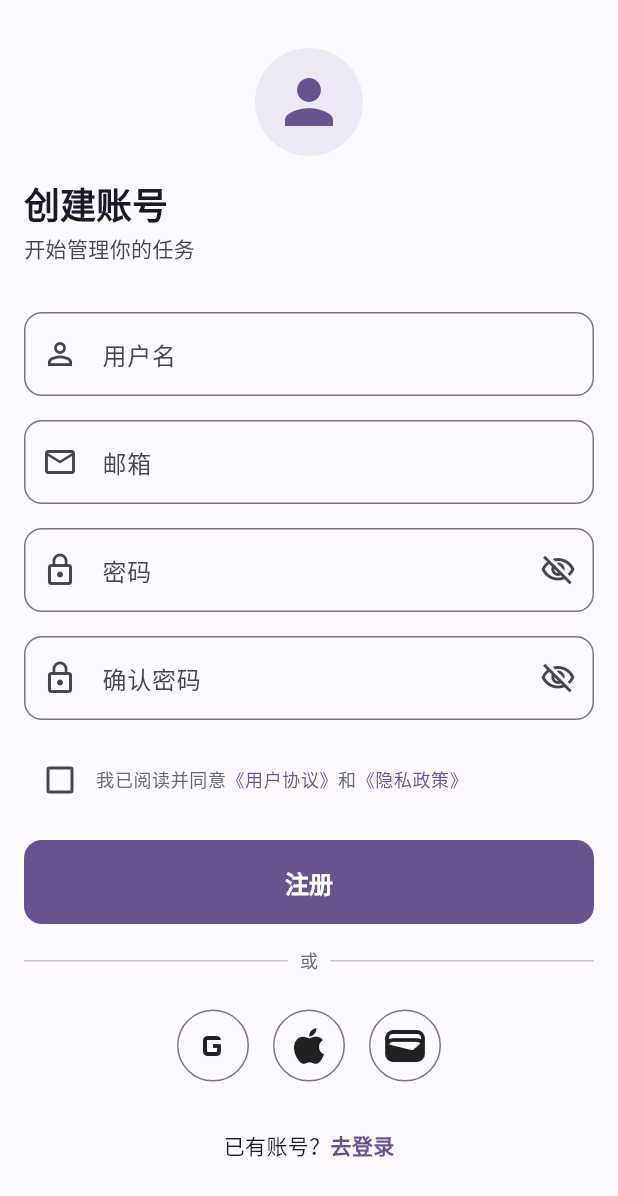
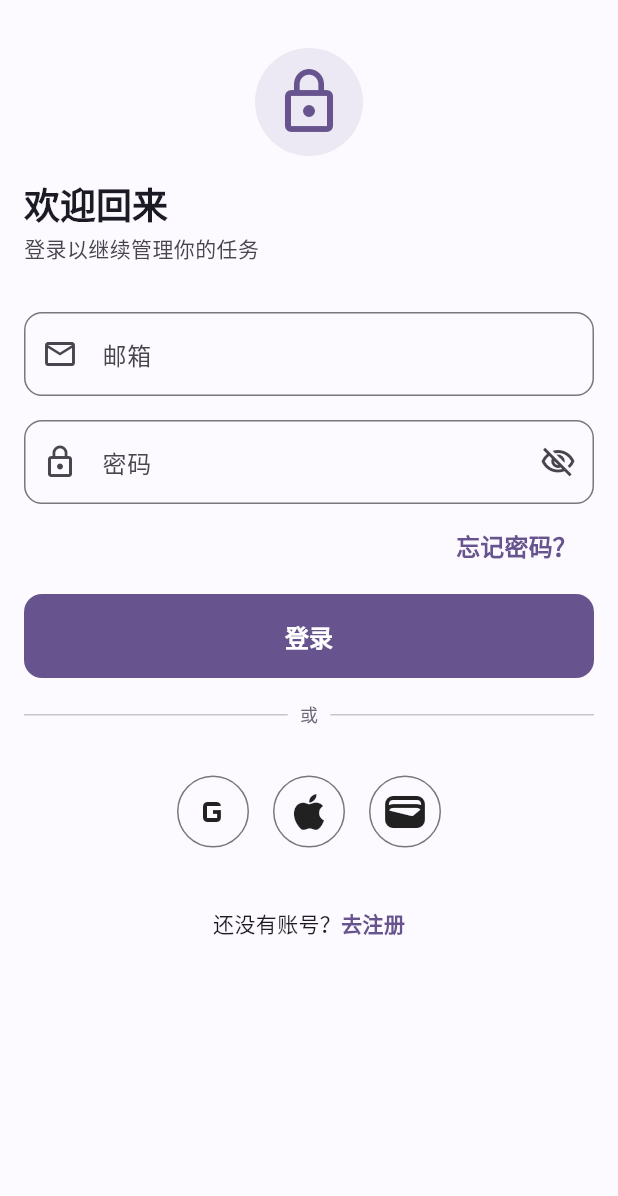
Before and after one commit to AyachiNeneSanobauxichi/Taskly, a Flutter app: the screen it shows after launch, on a phone screen of 412 x 824 dp. Shown: the top 1196 px of the screen. Run offline on Flutter 3.47's test engine with Material 3 defaults, Android fonts, the phone set to English and light mode, and no system bars; our stand-ins replace form_builder_validators.

Commit message:
login ui

```diff
--- a/lib/app/app.dart
+++ b/lib/app/app.dart
@@ -23,7 +23,7 @@ class WsyApp extends StatelessWidget {
         FormBuilderLocalizations.delegate, // 关键：库的中文错误文案
       ],
       debugShowCheckedModeBanner: true,
-      home: const RegisterScreen(),
+      home: const LoginScreen(),
     );
   }
 }
--- a/lib/features/auth/screens/index.dart
+++ b/lib/features/auth/screens/index.dart
@@ -1 +1,2 @@
+export "login/login.dart";
 export "register/register.dart";
--- /dev/null
+++ b/lib/features/auth/screens/login/login.dart
@@ -0,0 +1,157 @@
+import "package:flutter/material.dart";
+import "package:form_builder_validators/form_builder_validators.dart";
+import "package:todo_app_v1/features/auth/index.dart";
+import "package:todo_app_v1/theme/index.dart";
+import "package:todo_app_v1/widgets/index.dart";
+
+class LoginScreen extends StatefulWidget {
+  const LoginScreen({super.key});
+
+  @override
+  State<LoginScreen> createState() => _LoginScreenState();
+}
+
+class _LoginScreenState extends State<LoginScreen> {
+  final _formKey = GlobalKey<FormState>();
+
+  final _emailController = TextEditingController();
+  final _passwordController = TextEditingController();
+
+  void _onLogin() {
+    final formValid = _formKey.currentState!.validate();
+    if (!formValid) return; // 输入框有错，停止
+    // 全部通过 → 调用登录逻辑（v1 仅静态 UI，逻辑后续接入）
+  }
+
+  @override
+  void dispose() {
+    _formKey.currentState?.dispose();
+    _emailController.dispose();
+    _passwordController.dispose();
+    super.dispose();
+  }
+
+  @override
+  Widget build(BuildContext context) {
+    final theme = Theme.of(context);
+
+    return Scaffold(
+      body: SafeArea(
+        child: SingleChildScrollView(
+          padding: const EdgeInsets.symmetric(horizontal: WsyAppSpacing.md),
+          child: Form(
+            key: _formKey,
+            child: Column(
+              crossAxisAlignment: CrossAxisAlignment.start,
+              children: [
+                const SizedBox(height: WsyAppSpacing.lg),
+                Center(
+                  child: Container(
+                    width: WsyAppSpacing.xxl * 1.5,
+                    height: WsyAppSpacing.xxl * 1.5,
+                    decoration: BoxDecoration(
+                      color: theme.colorScheme.primary.withValues(alpha: 0.1),
+                      shape: BoxShape.circle,
+                    ),
+                    child: Icon(
+                      Icons.lock_outline,
+                      size: WsyAppSpacing.xxl,
+                      color: theme.colorScheme.primary,
+                    ),
+                  ),
+                ),
+                const SizedBox(height: WsyAppSpacing.md),
+                Text(
+                  "欢迎回来",
+                  style: theme.textTheme.headlineMedium?.copyWith(
+                    fontWeight: FontWeight.bold,
+                  ),
+                ),
+                const SizedBox(height: WsyAppSpacing.xs),
+                Text(
+                  "登录以继续管理你的任务",
+                  style: theme.textTheme.bodyMedium?.copyWith(
+                    color: theme.colorScheme.onSurfaceVariant,
+                  ),
+                ),
+                const SizedBox(height: WsyAppSpacing.lg),
+                AuthInput(
+                  label: "邮箱",
+                  icon: Icons.mail_outline,
+                  controller: _emailController,
+                  keyboardType: TextInputType.emailAddress,
+                  textInputAction: TextInputAction.next,
+                  autofillHints: [AutofillHints.email],
+                  validator: FormBuilderValidators.compose([
+                    FormBuilderValidators.required(),
+                    FormBuilderValidators.email(),
+                  ]),
+                ),
+                const SizedBox(height: WsyAppSpacing.md),
+                AuthPassword(
+                  label: "密码",
+                  controller: _passwordController,
+                  textInputAction: TextInputAction.done,
+                  autofillHints: [AutofillHints.password],
+                  validator: FormBuilderValidators.compose([
+                    FormBuilderValidators.required(),
+                    FormBuilderValidators.minLength(8),
+                    FormBuilderValidators.maxLength(16),
+                  ]),
+                ),
+                const SizedBox(height: WsyAppSpacing.xs),
+                Align(
+                  alignment: Alignment.centerRight,
+                  child: TextButton(
+                    onPressed: () {},
+                    child: const Text("忘记密码？"),
+                  ),
+                ),
+                const SizedBox(height: WsyAppSpacing.sm),
+                WsyButton(label: "登录", onPressed: _onLogin, isFullWidth: true),
+                const SizedBox(height: WsyAppSpacing.md),
+                Row(
+                  spacing: WsyAppSpacing.sm,
+                  children: [
+                    const Expanded(child: Divider()),
+                    Text("或", style: theme.textTheme.bodySmall),
+                    const Expanded(child: Divider()),
+                  ],
+                ),
+                const SizedBox(height: WsyAppSpacing.lg),
+                Row(
+                  mainAxisAlignment: MainAxisAlignment.center,
+                  spacing: WsyAppSpacing.md,
+                  children: [
+                    SocialIconButton(icon: Icons.g_mobiledata, onTap: () {}),
+                    SocialIconButton(icon: Icons.apple, onTap: () {}),
+                    SocialIconButton(icon: Icons.wallet, onTap: () {}),
+                  ],
+                ),
+                const SizedBox(height: WsyAppSpacing.xl),
+                Center(
+                  child: Text.rich(
+                    TextSpan(
+                      style: theme.textTheme.bodyMedium,
+                      children: [
+                        const TextSpan(text: "还没有账号？"),
+                        TextSpan(
+                          text: "去注册",
+                          style: TextStyle(
+                            color: theme.colorScheme.primary,
+                            fontWeight: FontWeight.w600,
+                          ),
+                        ),
+                      ],
+                    ),
+                  ),
+                ),
+                const SizedBox(height: WsyAppSpacing.lg),
+              ],
+            ),
+          ),
+        ),
+      ),
+    );
+  }
+}
```
Also changed, not shown: 2 other files.
